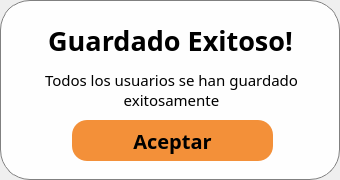
Before: the Qt Designer form saveUserWindow.ui in Almostrey/Abaxfem_GUI_Cucharas, drawn with Qt 5.
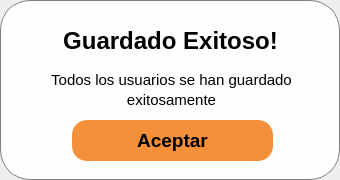
After: the same form once the commit is applied. Icons and pictures are not drawn.

```diff
--- a/saveUserWindow.ui
+++ b/saveUserWindow.ui
@@ -36,8 +36,8 @@
     </property>
     <property name="font">
      <font>
-      <family>Bell MT</family>
-      <pointsize>15</pointsize>
+      <family>Arial</family>
+      <pointsize>14</pointsize>
       <italic>false</italic>
       <bold>true</bold>
       <underline>false</underline>
@@ -73,7 +73,7 @@
     </property>
     <property name="font">
      <font>
-      <family>Bell MT</family>
+      <family>Arial</family>
       <pointsize>11</pointsize>
      </font>
     </property>
@@ -128,8 +128,8 @@
     </property>
     <property name="font">
      <font>
-      <family>Bell MT</family>
-      <pointsize>20</pointsize>
+      <family>Arial</family>
+      <pointsize>18</pointsize>
       <italic>false</italic>
       <bold>true</bold>
       <kerning>true</kerning>
@@ -159,7 +159,7 @@
     </property>
     <property name="font">
      <font>
-      <family>Bell MT</family>
+      <family>Arial</family>
       <pointsize>11</pointsize>
      </font>
     </property>
```
